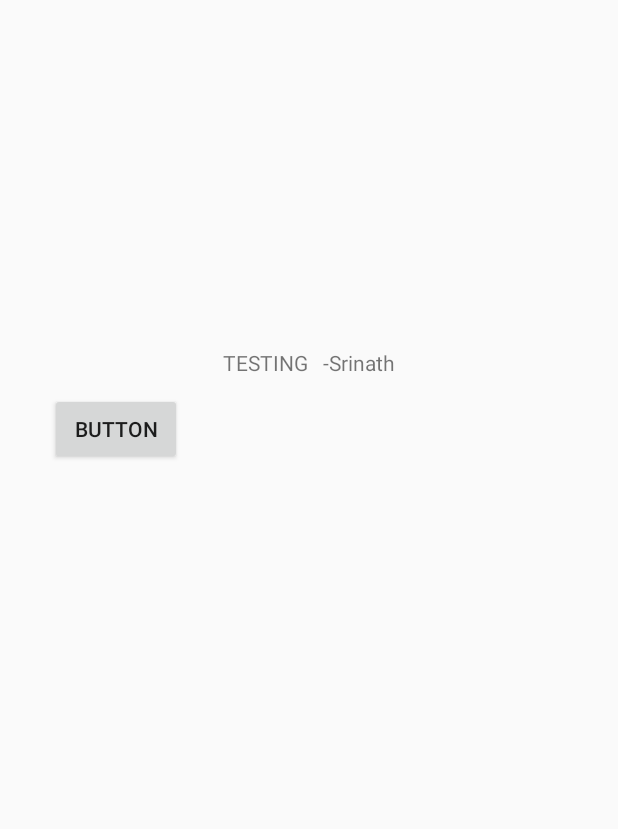
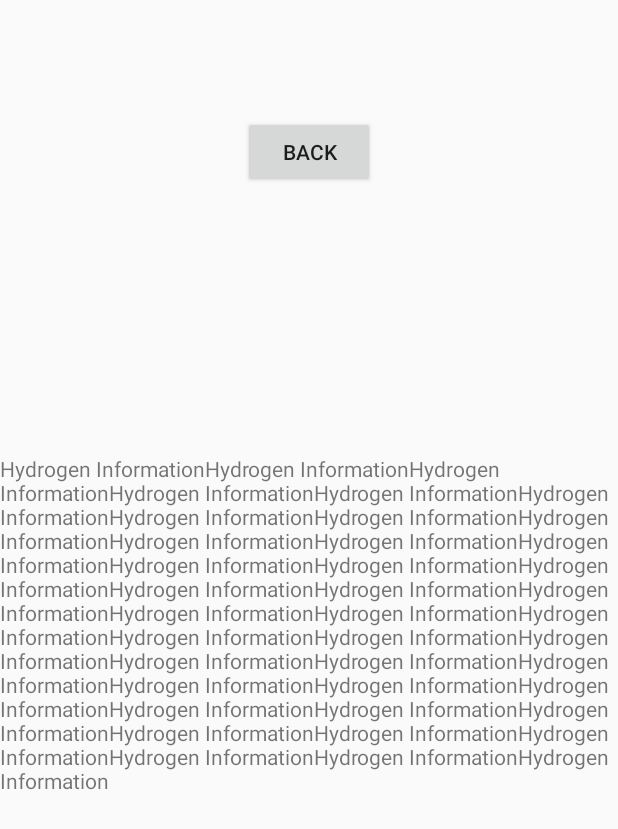
Before and after one commit to srinva/InteractiveChemistry, an Android app: the ElementInformation screen opened directly, with no data from a screen before it, on a phone screen of 412 x 824 dp. Shown: the top 829 px of the screen. Run offline under Robolectric (Android 15) with nearby library versions, the phone set to English and light mode, and no system bars.

Commit message:
1-8-17 --Jason--
-Made the page for hydrogen and helium info
-Made back button
-Requires a new .xml file for each element

```diff
--- a/app/src/main/java/afhs/tsa/softdev/interactivechemistry/ElementInformation.java
+++ b/app/src/main/java/afhs/tsa/softdev/interactivechemistry/ElementInformation.java
@@ -3,9 +3,13 @@ package afhs.tsa.softdev.interactivechemistry;
 import android.content.Intent;
 import android.support.v7.app.AppCompatActivity;
 import android.os.Bundle;
+import android.util.DisplayMetrics;
 import android.view.View;
 import android.widget.Button;
 import android.widget.TextView;
+
+import static afhs.tsa.softdev.interactivechemistry.R.layout.heliuminfo;
+import static afhs.tsa.softdev.interactivechemistry.R.layout.hydrogeninfo;
 
 public class ElementInformation extends AppCompatActivity {
 
@@ -32,5 +36,29 @@ public class ElementInformation extends AppCompatActivity {
         }
         //This is for saving proton, neutron, and electron vals   -Srinath*/
 
+        int protons = 1;
+
+        if (protons == 1) {
+            setContentView(hydrogeninfo);
+            Button elementButton = (Button) findViewById(R.id.elementback);
+            elementButton.setOnClickListener(new View.OnClickListener() {
+                public void onClick(View v) {
+                    startActivity(new Intent(ElementInformation.this, AtomBuilder.class));
+                }
+            });
+
+        }
+
+        if (protons == 2) {
+            setContentView(heliuminfo);
+            Button elementButton = (Button) findViewById(R.id.elementback);
+            elementButton.setOnClickListener(new View.OnClickListener() {
+                public void onClick(View v) {
+                    startActivity(new Intent(ElementInformation.this, AtomBuilder.class));
+                }
+            });
+
+        }
+
     }
 }
--- /dev/null
+++ b/app/src/main/res/layout/hydrogeninfo.xml
@@ -0,0 +1,24 @@
+<?xml version="1.0" encoding="utf-8"?>
+<RelativeLayout xmlns:android="http://schemas.android.com/apk/res/android"
+    android:layout_width="match_parent" android:layout_height="match_parent">
+
+    <Button
+        android:text="Back"
+        android:layout_width="wrap_content"
+        android:layout_height="wrap_content"
+        android:layout_alignParentTop="true"
+        android:layout_centerHorizontal="true"
+        android:layout_marginTop="77dp"
+        android:id="@+id/elementback" />
+
+    <TextView
+        android:text="Hydrogen InformationHydrogen InformationHydrogen InformationHydrogen InformationHydrogen InformationHydrogen InformationHydrogen InformationHydrogen InformationHydrogen InformationHydrogen InformationHydrogen InformationHydrogen InformationHydrogen InformationHydrogen InformationHydrogen InformationHydrogen InformationHydrogen InformationHydrogen InformationHydrogen InformationHydrogen InformationHydrogen InformationHydrogen InformationHydrogen InformationHydrogen InformationHydrogen InformationHydrogen InformationHydrogen InformationHydrogen InformationHydrogen InformationHydrogen InformationHydrogen InformationHydrogen InformationHydrogen InformationHydrogen InformationHydrogen InformationHydrogen InformationHydrogen InformationHydrogen InformationHydrogen Information"
+        android:layout_width="wrap_content"
+        android:layout_height="wrap_content"
+        android:id="@+id/textView4"
+        android:layout_below="@+id/elementback"
+        android:layout_alignParentStart="true"
+        android:layout_marginTop="177dp" />
+
+
+</RelativeLayout>
```
Also changed, not shown: app/src/main/res/layout/activity_atom_builder.xml (+21 -21 lines), app/src/main/res/layout/heliuminfo.xml (added, +30 -0 lines).
